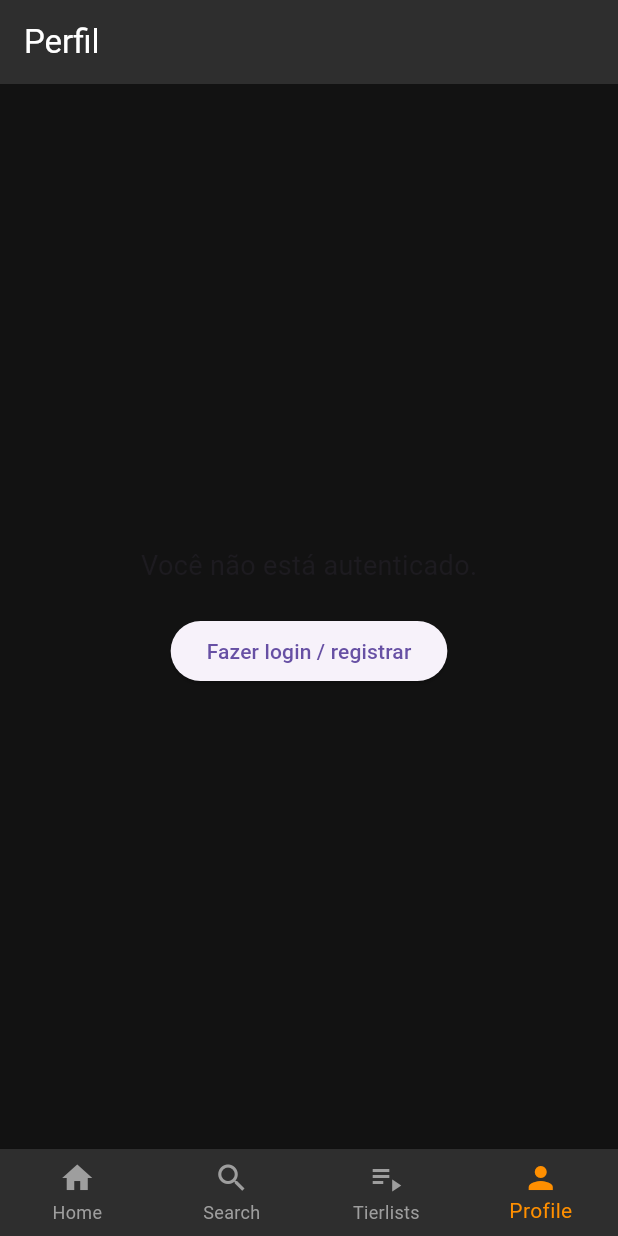
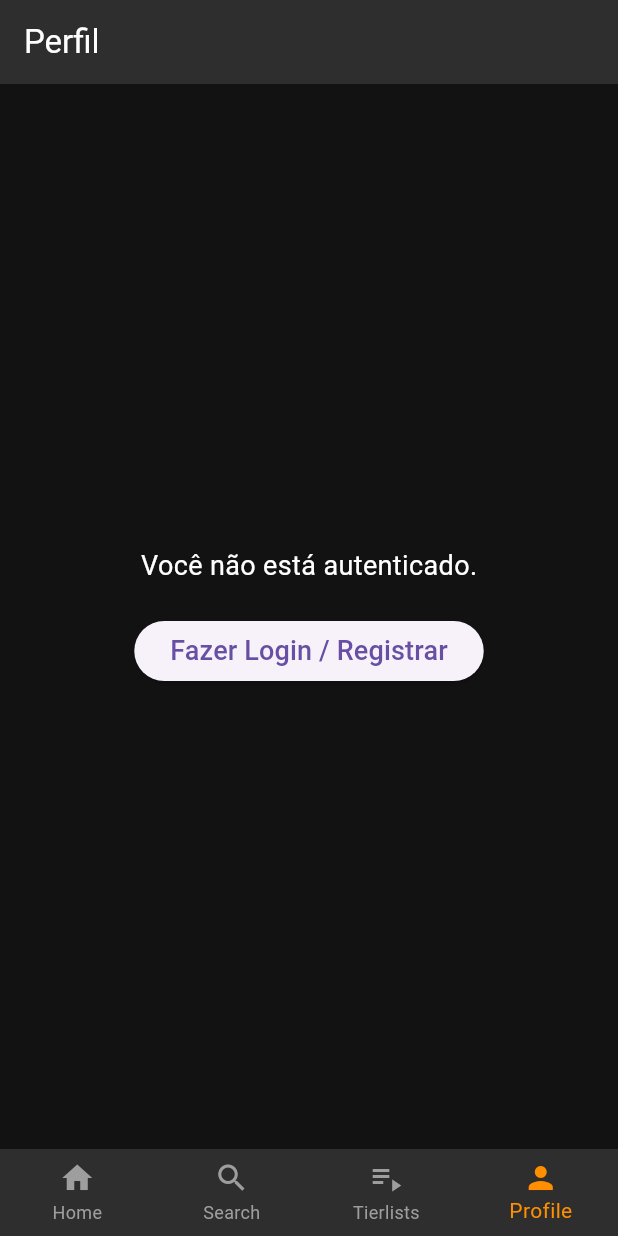
Before and after one commit to Ott-on/tierlab-frontend, a Flutter app: the screen it shows after launch, item 4 of the bottom bar chosen, on a phone screen of 412 x 824 dp. Run offline on Flutter 3.47's test engine with Material 3 defaults, Android fonts, the phone set to English and light mode, and no system bars; our stand-ins replace carousel_slider, supabase_flutter; accounts and stored records are empty; network calls fail.

Commit message:
Fix: Estilo do texto

```diff
--- a/tierlab/lib/views/profile_view.dart
+++ b/tierlab/lib/views/profile_view.dart
@@ -1,6 +1,6 @@
 import 'package:flutter/material.dart';
+import 'package:tierlab/controllers/auth_controller.dart';
 import 'package:tierlab/core/services/supabase_service.dart';
-import 'package:tierlab/controllers/auth_controller.dart';
 
 class ProfileView extends StatefulWidget {
   const ProfileView({super.key});
@@ -179,7 +179,10 @@ class _ProfileViewState extends State<ProfileView> {
         children: [
           const Text(
             'Você não está autenticado.',
-            style: TextStyle(fontSize: 18),
+            style: TextStyle(
+              fontSize: 18,
+              color: Colors.white,
+            ),
           ),
           const SizedBox(height: 20),
           ElevatedButton(
@@ -193,7 +196,10 @@ class _ProfileViewState extends State<ProfileView> {
                 });
               }
             },
-            child: const Text('Fazer login / registrar'),
+            child: const Text(
+              'Fazer Login / Registrar',
+              style: TextStyle(fontSize: 18),
+            ),
           ),
         ],
       ),
```
